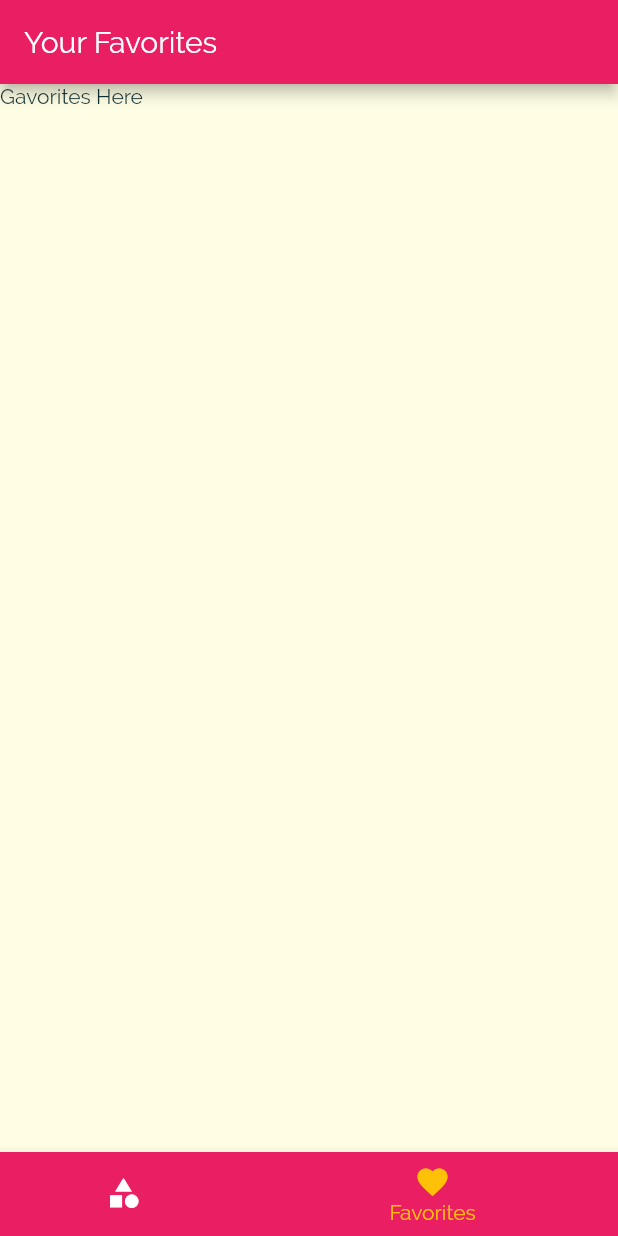
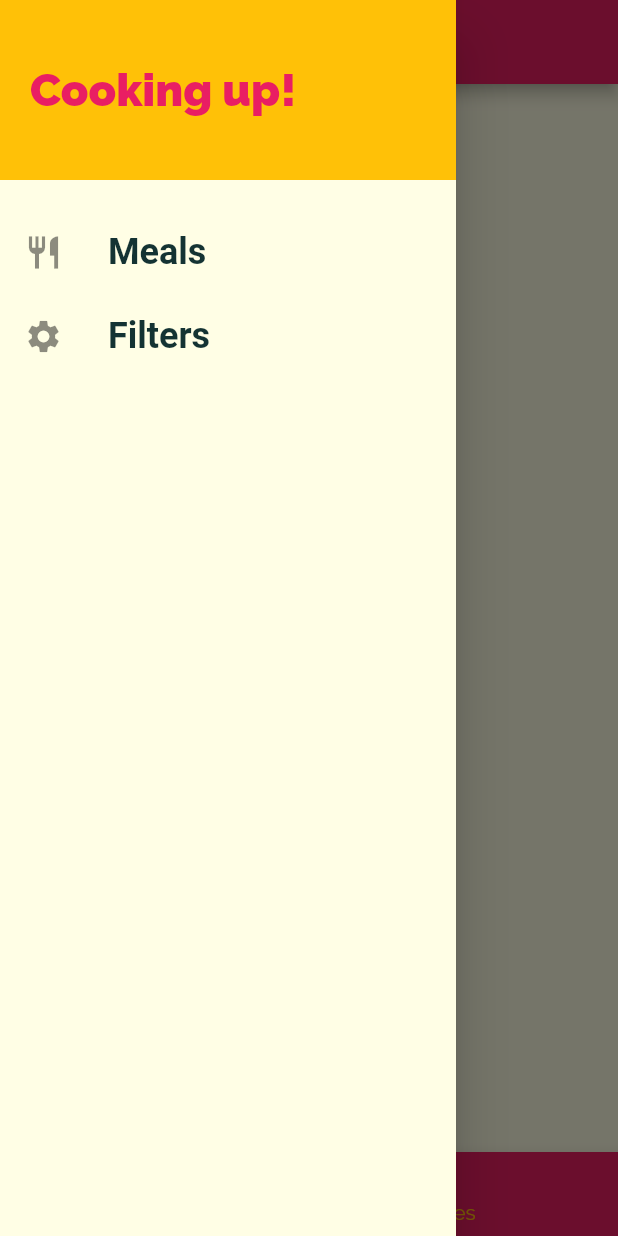
Before and after one commit to prix0007/Foods, a Flutter app: the screen it shows after launch, item 2 of the bottom bar chosen, with the side drawer open (before the commit the screen has no drawer), on a phone screen of 412 x 824 dp. Run offline on Flutter 3.47's test engine with Material 2 defaults, Android fonts, the phone set to English and light mode, and no system bars; Roboto replaces fonts that are missing (RobotCondensed).

Commit message:
Added App Drawer and Filters

```diff
--- a/lib/main.dart
+++ b/lib/main.dart
@@ -1,5 +1,9 @@
 import 'package:flutter/material.dart';
 
+import 'dummy_data.dart';
+import 'models/meal.dart';
+
+import 'screens/filters_screen.dart';
 import 'screens/category_meals_screen.dart';
 import 'screens/categories_screen.dart';
 import 'screens/meal_detail_screen.dart';
@@ -7,7 +11,42 @@ import 'screens/tabs_screen.dart';
 
 void main() => runApp(MyApp());
 
-class MyApp extends StatelessWidget {
+class MyApp extends StatefulWidget {
+  @override
+  _MyAppState createState() => _MyAppState();
+}
+
+class _MyAppState extends State<MyApp> {
+  Map<String, bool> _filters = {
+    'gluten': false,
+    'lactose': false,
+    'vegan': false,
+    'vegetarian': false,
+  };
+  List<Meal> _availableMeals = DUMMY_MEALS;
+
+  void _setFilters(Map<String, bool> filterData) {
+    setState(() {
+      _filters = filterData;
+
+      _availableMeals = DUMMY_MEALS.where((meal) {
+        if (_filters['gluten'] && !meal.isGlutenFree) {
+          return false;
+        }
+        if (_filters['lactose'] && !meal.isLactoseFree) {
+          return false;
+        }
+        if (_filters['vegan'] && !meal.isVegan) {
+          return false;
+        }
+        if (_filters['vegetarian'] && !meal.isVegetarian) {
+          return false;
+        }
+        return true;
+      }).toList();
+    });
+  }
+
   @override
   Widget build(BuildContext context) {
     return MaterialApp(
@@ -25,8 +64,10 @@ class MyApp extends StatelessWidget {
       initialRoute: '/',
       routes: {
         '/': (ctx) => TabsScreen(),
-        CategoryMealsScreen.routeName: (ctx) => CategoryMealsScreen(),
-        MealDetailScreen.routeName: (ctx) => MealDetailScreen()
+        CategoryMealsScreen.routeName: (ctx) =>
+            CategoryMealsScreen(_availableMeals),
+        MealDetailScreen.routeName: (ctx) => MealDetailScreen(),
+        FilterScreen.routeName: (ctx) => FilterScreen(_setFilters, _filters)
       },
       onGenerateRoute: (settings) {
         return MaterialPageRoute(builder: (ctx) => CategoriesScreen());
--- a/lib/screens/categories_screen.dart
+++ b/lib/screens/categories_screen.dart
@@ -7,9 +7,6 @@ class CategoriesScreen extends StatelessWidget {
   @override
   Widget build(BuildContext context) {
     return Scaffold(
-      appBar: AppBar(
-        title: const Text('DeliMeal'),
-      ),
       body: GridView(
         padding: const EdgeInsets.all(20),
         gridDelegate: SliverGridDelegateWithMaxCrossAxisExtent(
--- a/lib/screens/favorites_screen.dart
+++ b/lib/screens/favorites_screen.dart
@@ -6,7 +6,6 @@ class FavoriteScreen extends StatelessWidget {
   @override
   Widget build(BuildContext context) {
     return Scaffold(
-      appBar: AppBar(title: Text('Your Favorites')),
       body: Container(
         child: Text('Gavorites Here'),
       ),
--- a/lib/screens/tabs_screen.dart
+++ b/lib/screens/tabs_screen.dart
@@ -1,6 +1,7 @@
 import 'package:flutter/material.dart';
 import 'categories_screen.dart';
 import 'favorites_screen.dart';
+import '../widgets/main_drawer.dart';
 
 class TabsScreen extends StatefulWidget {
   @override
@@ -8,7 +9,10 @@ class TabsScreen extends StatefulWidget {
 }
 
 class _TabsScreenState extends State<TabsScreen> {
-  final List<Widget> _pages = [CategoriesScreen(), FavoriteScreen()];
+  final List<Map<String, Object>> _pages = [
+    {'page': CategoriesScreen(), 'title': 'Categories'},
+    {'page': FavoriteScreen(), 'title': 'Your Favourites'}
+  ];
   int _selectedPageIndex = 0;
 
   void _selectPage(int index) {
@@ -20,7 +24,11 @@ class _TabsScreenState extends State<TabsScreen> {
   @override
   Widget build(BuildContext context) {
     return Scaffold(
-      body: _pages[_selectedPageIndex],
+      appBar: AppBar(
+        title: Text(_pages[_selectedPageIndex]['title']),
+      ),
+      drawer: MainDrawer(),
+      body: _pages[_selectedPageIndex]['page'],
       bottomNavigationBar: BottomNavigationBar(
         onTap: _selectPage,
         backgroundColor: Theme.of(context).primaryColor,
--- /dev/null
+++ b/lib/widgets/main_drawer.dart
@@ -0,0 +1,45 @@
+import 'package:flutter/material.dart';
+import 'package:flutter_complete_guide/screens/filters_screen.dart';
+
+class MainDrawer extends StatelessWidget {
+  const MainDrawer({Key key}) : super(key: key);
+
+  Widget buildListTile(String title, IconData icon, Function tapHandler) {
+    return ListTile(
+      leading: Icon(icon, size: 26),
+      title: Text(title,
+          style: TextStyle(
+              fontFamily: 'RobotCondensed',
+              fontSize: 24,
+              fontWeight: FontWeight.bold)),
+      onTap: tapHandler,
+    );
+  }
+
+  @override
+  Widget build(BuildContext context) {
+    return Drawer(
+        child: Column(
+      children: [
+        Container(
+            height: 120,
+            width: double.infinity,
+            padding: EdgeInsets.all(20),
+            alignment: Alignment.centerLeft,
+            color: Theme.of(context).accentColor,
+            child: Text('Cooking up!',
+                style: TextStyle(
+                    fontWeight: FontWeight.w900,
+                    fontSize: 30,
+                    color: Theme.of(context).primaryColor))),
+        SizedBox(height: 20),
+        buildListTile('Meals', Icons.restaurant, () {
+          Navigator.of(context).pushReplacementNamed('/');
+        }),
+        buildListTile('Filters', Icons.settings, () {
+          Navigator.of(context).pushReplacementNamed(FilterScreen.routeName);
+        }),
+      ],
+    ));
+  }
+}
```
Also changed, not shown: lib/screens/category_meals_screen.dart (+50 -21 lines), lib/screens/filters_screen.dart (added, +103 -0 lines), lib/screens/meal_detail_screen.dart (+10 -5 lines), lib/widgets/meal_item.dart (+10 -2 lines).
